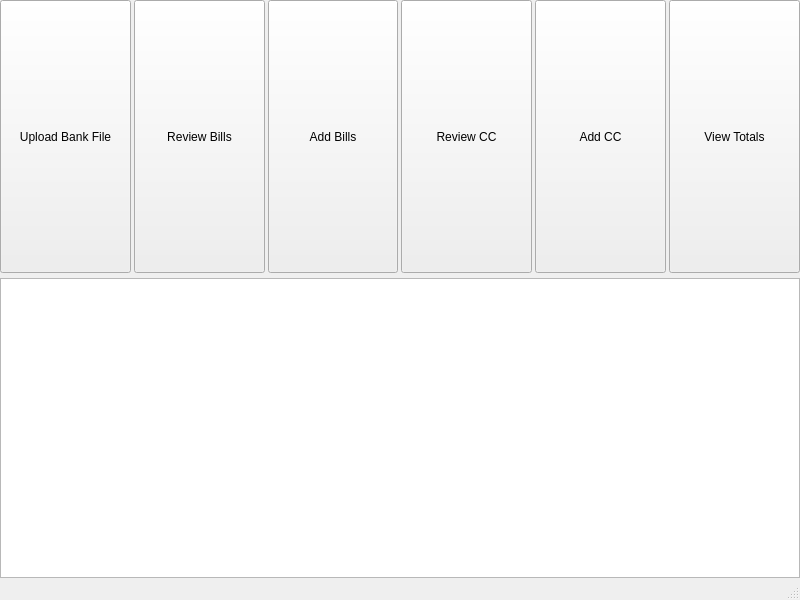
First picture: the form in mainwindow.ui, repository SpencerHD2020/BudgetTrack24, before the edit.
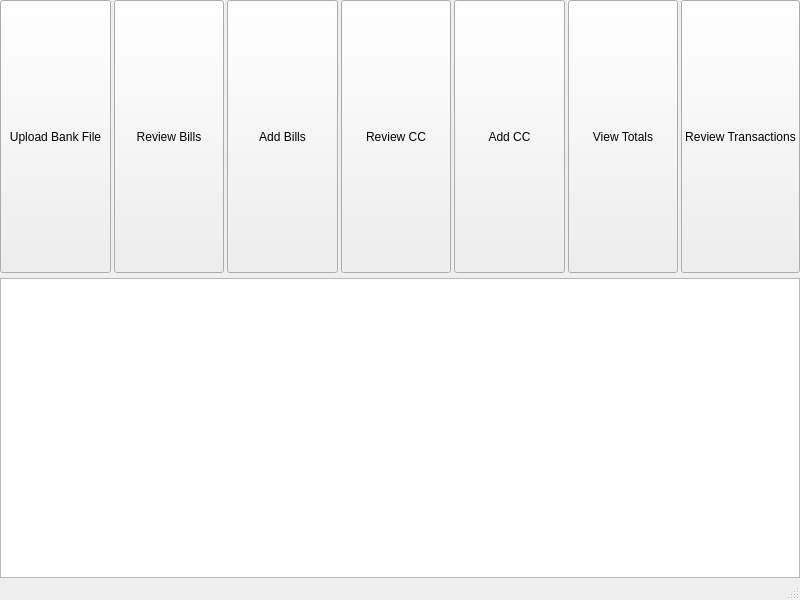
Second picture: the form after the edit.

Diff of the .ui file:
```diff
--- a/mainwindow.ui
+++ b/mainwindow.ui
@@ -155,6 +155,25 @@
         </property>
        </widget>
       </item>
+      <item>
+       <widget class="QPushButton" name="ViewTransactionsButton">
+        <property name="sizePolicy">
+         <sizepolicy hsizetype="Expanding" vsizetype="Expanding">
+          <horstretch>0</horstretch>
+          <verstretch>0</verstretch>
+         </sizepolicy>
+        </property>
+        <property name="minimumSize">
+         <size>
+          <width>100</width>
+          <height>20</height>
+         </size>
+        </property>
+        <property name="text">
+         <string>Review Transactions</string>
+        </property>
+       </widget>
+      </item>
      </layout>
     </item>
     <item>
```
